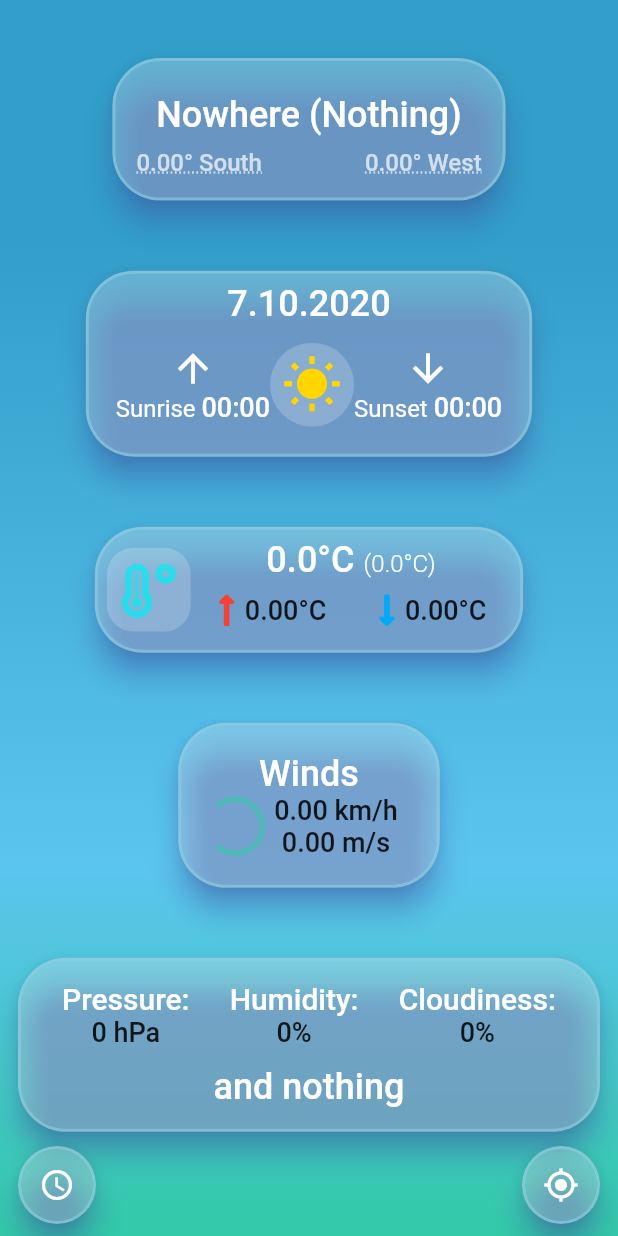
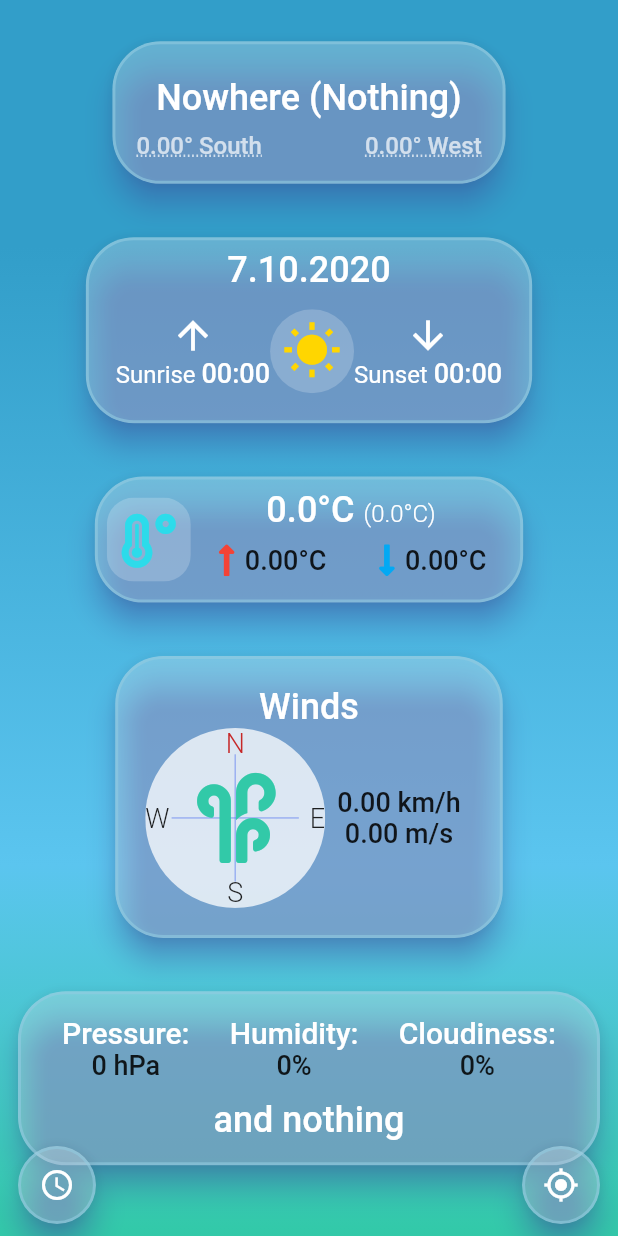
Before and after one commit to Varadho/bachelor_weather, a Flutter app: the BlocPageSmall screen opened directly, on a phone screen of 412 x 824 dp. Run offline on Flutter 3.47's test engine with Material 2 defaults, Android fonts, the phone set to English and light mode, and no system bars; our stand-ins replace equatable, flutter_bloc, flutter_compass, font_awesome_flutter, permission_handler, redux and 1 more; generated files the repository leaves out were written again.

Commit message:
separated compass widget into 2 distinct versions. One which turns with the phone and a static one.

```diff
--- a/lib/ui/common_widgets/displays/compass_widget.dart
+++ b/lib/ui/common_widgets/displays/compass_widget.dart
@@ -57,12 +57,9 @@ class _WindDirectionCompassState extends State<WindDirectionCompass> {
             ),
           );
         }
-
         var northDegrees = snapshot.data;
-
         return Transform.rotate(
-            angle: 0,
-            // angle: (northDegrees * (-pi / 180)),
+          angle: (northDegrees * (-pi / 180)),
           child: ClipOval(
             clipBehavior: Clip.antiAlias,
             child: Container(
@@ -85,24 +82,24 @@ class _WindDirectionCompassState extends State<WindDirectionCompass> {
                     alignment: Alignment.centerRight,
                     child: Text(
                       "E",
-                        style: TextStyle(
-                            fontSize: 18, fontWeight: FontWeight.w300),
+                      style:
+                          TextStyle(fontSize: 18, fontWeight: FontWeight.w300),
                     ),
                   ),
                   Align(
                     alignment: Alignment.bottomCenter,
                     child: Text(
                       "S",
-                        style: TextStyle(
-                            fontSize: 18, fontWeight: FontWeight.w300),
+                      style:
+                          TextStyle(fontSize: 18, fontWeight: FontWeight.w300),
                     ),
                   ),
                   Align(
                     alignment: Alignment.centerLeft,
                     child: Text(
                       "W",
-                        style: TextStyle(
-                            fontSize: 18, fontWeight: FontWeight.w300),
+                      style:
+                          TextStyle(fontSize: 18, fontWeight: FontWeight.w300),
                     ),
                   ),
                   Align(
@@ -158,7 +155,8 @@ class _WindDirectionCompassState extends State<WindDirectionCompass> {
                 ],
               ),
             ),
-            ));
+          ),
+        );
       });
 
   Widget _buildPermissionSheet() => Center(
@@ -175,3 +173,86 @@ class _WindDirectionCompassState extends State<WindDirectionCompass> {
         ),
       );
 }
+
+class WindDirectionDisplay extends StatelessWidget {
+  final double windDegrees;
+  static const double _radius = 60;
+  static const double _iconSize = 60;
+
+  const WindDirectionDisplay({Key key, this.windDegrees}) : super(key: key);
+
+  @override
+  Widget build(context) => ClipOval(
+        clipBehavior: Clip.antiAlias,
+        child: Container(
+          color: Colors.white.withOpacity(0.75),
+          constraints: BoxConstraints.tight(Size.fromRadius(_radius)),
+          child: Stack(
+            fit: StackFit.expand,
+            children: [
+              Align(
+                alignment: Alignment.topCenter,
+                child: Text(
+                  "N",
+                  style: TextStyle(
+                      fontSize: 18,
+                      fontWeight: FontWeight.w300,
+                      color: Colors.red.shade800),
+                ),
+              ),
+              Align(
+                alignment: Alignment.centerRight,
+                child: Text(
+                  "E",
+                  style: TextStyle(fontSize: 18, fontWeight: FontWeight.w300),
+                ),
+              ),
+              Align(
+                alignment: Alignment.bottomCenter,
+                child: Text(
+                  "S",
+                  style: TextStyle(fontSize: 18, fontWeight: FontWeight.w300),
+                ),
+              ),
+              Align(
+                alignment: Alignment.centerLeft,
+                child: Text(
+                  "W",
+                  style: TextStyle(fontSize: 18, fontWeight: FontWeight.w300),
+                ),
+              ),
+              Align(
+                alignment: Alignment.center,
+                child: Container(
+                  color: shadowColor.withOpacity(0.5),
+                  height: _radius * sqrt2,
+                  width: 1,
+                ),
+              ),
+              Align(
+                alignment: Alignment.center,
+                child: Container(
+                  color: shadowColor.withOpacity(0.5),
+                  width: _radius * sqrt2,
+                  height: 1,
+                ),
+              ),
+              Align(
+                alignment: Alignment.center,
+                child: Padding(
+                  padding: const EdgeInsets.all(15.0),
+                  child: Transform.rotate(
+                    angle: (windDegrees - 90) * pi / 180,
+                    child: Icon(
+                      FontAwesomeIcons.wind,
+                      color: backgroundColor3,
+                      size: _iconSize,
+                    ),
+                  ),
+                ),
+              ),
+            ],
+          ),
+        ),
+      );
+}
--- a/lib/ui/common_widgets/displays/wind_display.dart
+++ b/lib/ui/common_widgets/displays/wind_display.dart
@@ -27,7 +27,7 @@ class WindDisplay extends StatelessWidget {
                 mainAxisSize: MainAxisSize.min,
                 mainAxisAlignment: MainAxisAlignment.center,
                 children: <Widget>[
-                  WindDirectionCompass(
+                  WindDirectionDisplay(
                     windDegrees: _wind.deg,
                   ),
                   Padding(
```
Lines whose indentation alone changed are shown as unchanged.
